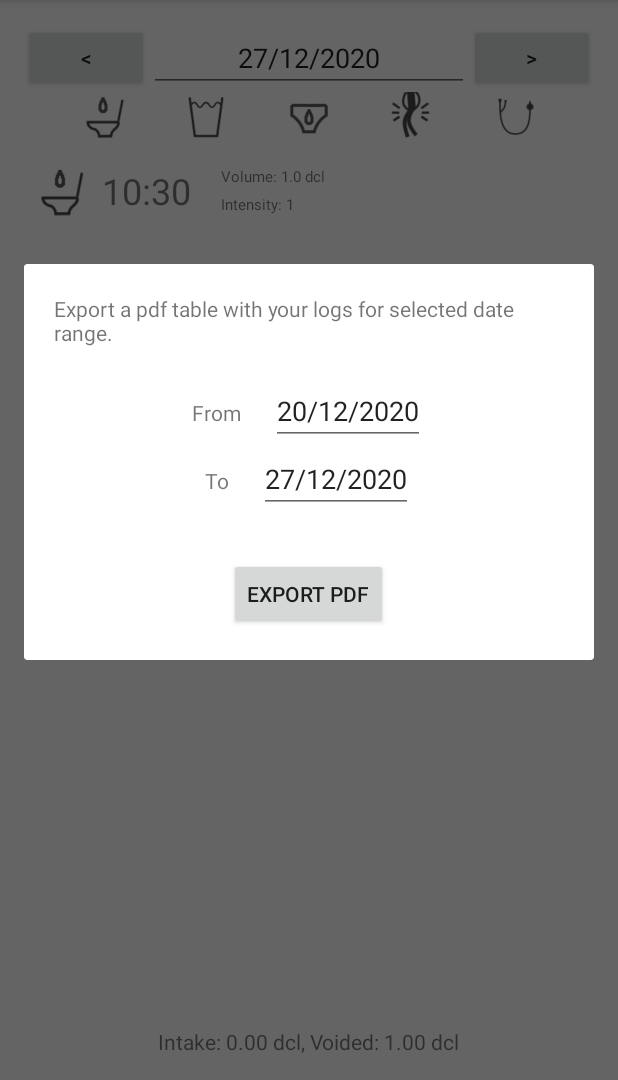
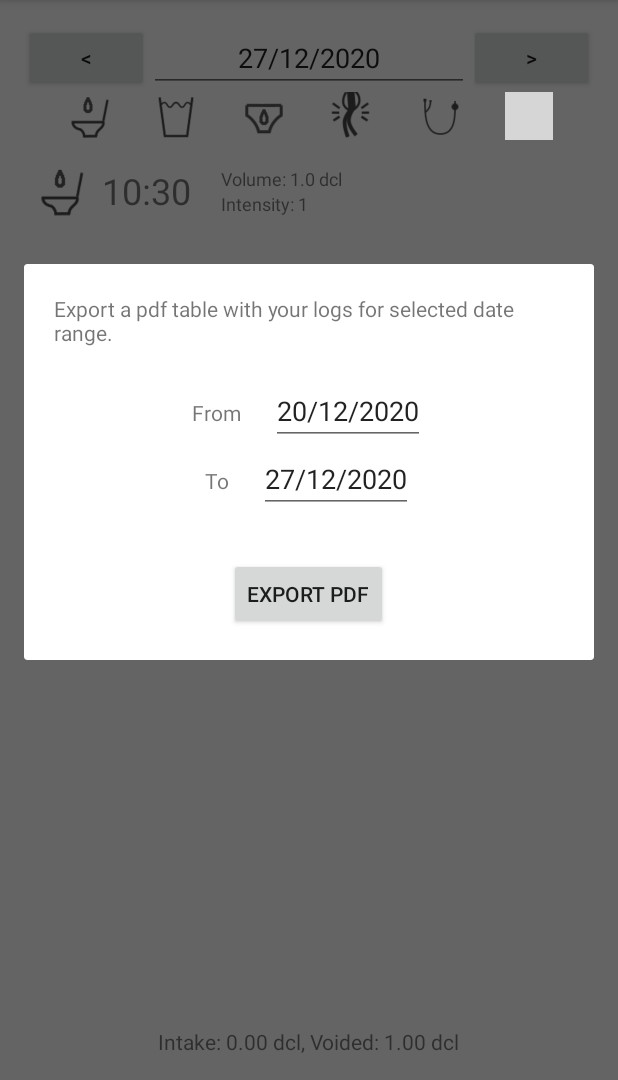
Before and after one commit to kocurvik/UriTrack, an Android app: the fragment PDFDialog placed in its activity, tab 2 chosen, on a phone screen of 412 x 824 dp, the part 156-1236 px from its top. Run offline under Robolectric (Android 15) with nearby library versions, the phone set to English and light mode, and no system bars; libraries missing offline, so code that uses them is left out: com.androidplot.ui, com.androidplot.util, com.androidplot.xy, com.itextpdf.text; 18 statements that could not run were skipped; grey boxes are pictures that could not be loaded.

Commit message:
note event added and working

```diff
--- a/app/src/main/AndroidManifest.xml
+++ b/app/src/main/AndroidManifest.xml
@@ -13,7 +13,7 @@
         <activity
             android:name=".MainActivity"
             android:label="@string/app_name"
-            android:windowSoftInputMode="adjustPan|stateHidden"
+            android:windowSoftInputMode="adjustResize|stateHidden"
             android:theme="@style/AppTheme.NoActionBar">
             <intent-filter>
                 <action android:name="android.intent.action.MAIN" />
--- a/app/src/main/java/com/kocur/tabapp/ImportDialog.java
+++ b/app/src/main/java/com/kocur/tabapp/ImportDialog.java
@@ -1,6 +1,5 @@
 package com.kocur.tabapp;
 
-import android.content.Context;
 import android.content.Intent;
 import android.net.Uri;
 import android.os.Bundle;
@@ -21,7 +20,6 @@ import java.io.FileDescriptor;
 import java.io.FileInputStream;
 import java.io.FileNotFoundException;
 import java.io.FileOutputStream;
-import java.io.OutputStream;
 import java.text.ParseException;
 import java.text.SimpleDateFormat;
 import java.util.ArrayList;
@@ -31,7 +29,7 @@ import java.util.Locale;
 import java.util.zip.ZipEntry;
 import java.util.zip.ZipInputStream;
 
-import static android.app.Activity.RESULT_OK;
+import static android.support.v7.app.AppCompatActivity.RESULT_OK;
 
 /**
  * Created by kocur on 8/26/2017.
--- a/app/src/main/java/com/kocur/tabapp/LogAdapter.java
+++ b/app/src/main/java/com/kocur/tabapp/LogAdapter.java
@@ -5,12 +5,16 @@ package com.kocur.tabapp;
  */
 
 import android.content.Context;
+import android.media.Image;
+import android.text.TextUtils;
 import android.util.AttributeSet;
+import android.view.Gravity;
 import android.view.LayoutInflater;
 import android.view.View;
 import android.view.ViewGroup;
 import android.widget.ArrayAdapter;
 import android.widget.ImageView;
+import android.widget.RelativeLayout;
 import android.widget.Space;
 import android.widget.TextView;
 
@@ -28,7 +32,7 @@ public class LogAdapter extends ArrayAdapter<UriEvent> {
     private ArrayList<UriEvent> list;
     private final TabLog tabLog;
     private CSVManager manager;
-    private ImageView toggleUrinationPic, toggleIntakePic, toggleLeakPic, toggleUrgePic, toggleCatheterPic;
+    private ImageView toggleUrinationPic, toggleIntakePic, toggleLeakPic, toggleUrgePic, toggleCatheterPic, toggleNotePic;
 
     public LogAdapter(Context context, ArrayList<UriEvent> list, TabLog tabLog, CSVManager manager) throws IOException {
         super(context, -1, list);
@@ -86,6 +90,9 @@ public class LogAdapter extends ArrayAdapter<UriEvent> {
             return new Space(context);
 
         if(event.getType().equals("Catheter") && toggleCatheterPic.getAlpha() != 1f)
+            return new Space(context);
+
+        if(event.getType().equals("Note") && toggleNotePic.getAlpha() != 1f)
             return new Space(context);
 
         LayoutInflater inflater = (LayoutInflater) context
@@ -153,6 +160,19 @@ public class LogAdapter extends ArrayAdapter<UriEvent> {
                 textView2.setText("Intensity: " + event.getIntStr());
                 break;
             }
+
+            case "Note":{
+                imageView.setImageResource(R.drawable.note);
+//                textView1.setTextSize(9);
+                textView1.setText("Note: " + event.getNote());
+                textView1.setMaxLines(2);
+                textView1.setEllipsize(TextUtils.TruncateAt.END);
+                textView2.setText("");
+                note.setVisibility(View.INVISIBLE);
+                textComment.setVisibility(View.INVISIBLE);;
+
+                break;
+            }
         }
 
         return logView;
@@ -164,12 +184,14 @@ public class LogAdapter extends ArrayAdapter<UriEvent> {
      * @param toggleIntakePic
      * @param toggleLeakPic
      * @param toggleUrgePic
+     * @param toggleNotePic
      */
-    public void setup(ImageView toggleUrinationPic, ImageView toggleIntakePic, ImageView toggleLeakPic, ImageView toggleUrgePic, ImageView toggleCatheterPic) {
+    public void setup(ImageView toggleUrinationPic, ImageView toggleIntakePic, ImageView toggleLeakPic, ImageView toggleUrgePic, ImageView toggleCatheterPic, ImageView toggleNotePic) {
         this.toggleUrinationPic = toggleUrinationPic;
         this.toggleIntakePic = toggleIntakePic;
         this.toggleLeakPic = toggleLeakPic;
         this.toggleUrgePic = toggleUrgePic;
         this.toggleCatheterPic = toggleCatheterPic;
+        this.toggleNotePic = toggleNotePic;
     }
 }
--- a/app/src/main/java/com/kocur/tabapp/MyOnTabChangedListetener.java
+++ b/app/src/main/java/com/kocur/tabapp/MyOnTabChangedListetener.java
@@ -1,9 +1,7 @@
 package com.kocur.tabapp;
 
 import android.app.Activity;
-import android.app.Fragment;
 import android.support.design.widget.TabLayout;
-import android.support.v4.view.ActionProvider;
 import android.support.v4.view.ViewPager;
 import android.support.v7.app.AppCompatActivity;
 import android.view.inputmethod.InputMethodManager;
--- a/app/src/main/java/com/kocur/tabapp/PDFDialog.java
+++ b/app/src/main/java/com/kocur/tabapp/PDFDialog.java
@@ -53,7 +53,7 @@ public class PDFDialog extends GeneralExportDialog {
                 /*File outputDir = getContext().getCacheDir(); // context being the Activity pointer*/
             File outputFile = File.createTempFile("UriTrackSheet-", ".pdf", filePath);
 
-            Document document = new Document(PageSize.A4, 0, 0, 0, 0);
+            Document document = new Document(PageSize.A4, 0, 0, 50, 50);
             FileOutputStream out = new FileOutputStream(outputFile);
             PdfWriter.getInstance(document, out);
             document.open();
@@ -121,7 +121,8 @@ public class PDFDialog extends GeneralExportDialog {
                 table.addCell(cell);
 
                 table.addCell(e.getType());
-                if (e.getType().equals("Urge")) {
+
+                if (e.getType().equals("Urge") || e.getType().equals("Note")) {
                     cell = new PdfPCell(new Phrase(" "));
                     cell.setHorizontalAlignment(Element.ALIGN_CENTER);
                     cell.setVerticalAlignment(Element.ALIGN_CENTER);
@@ -132,7 +133,7 @@ public class PDFDialog extends GeneralExportDialog {
                     cell.setVerticalAlignment(Element.ALIGN_CENTER);
                     table.addCell(cell);
                 }
-                if (e.getType().equals("Fluid Intake")) {
+                if (e.getType().equals("Fluid Intake") || e.getType().equals("Note")) {
                     cell = new PdfPCell(new Phrase(" "));
                     cell.setHorizontalAlignment(Element.ALIGN_CENTER);
                     cell.setVerticalAlignment(Element.ALIGN_CENTER);
@@ -162,11 +163,12 @@ public class PDFDialog extends GeneralExportDialog {
                     table.addCell(cell);
                 }
                 cell = new PdfPCell(new Phrase(e.getNote()));
-                cell.setHorizontalAlignment(Element.ALIGN_CENTER);
+                cell.setHorizontalAlignment(Element.ALIGN_LEFT);
                 cell.setVerticalAlignment(Element.ALIGN_CENTER);
                 table.addCell(cell);
                 listr--;
                 remaining--;
+
             }
         }
         if (table == null) {
--- a/app/src/main/java/com/kocur/tabapp/TabLog.java
+++ b/app/src/main/java/com/kocur/tabapp/TabLog.java
@@ -4,7 +4,6 @@ import android.content.DialogInterface;
 import android.support.v4.app.Fragment;
 import android.os.Bundle;
 import android.support.v7.app.AlertDialog;
-import android.util.Log;
 import android.view.LayoutInflater;
 import android.view.View;
 import android.view.ViewGroup;
@@ -34,7 +33,7 @@ public class TabLog extends Fragment implements View.OnClickListener, AdapterVie
 
     private EditText dateText;
     private ListView logView;
-    private ImageView toggleUrinationPic, toggleIntakePic, toggleLeakPic, toggleUrgePic, toggleCatheterPic;
+    private ImageView toggleUrinationPic, toggleIntakePic, toggleLeakPic, toggleUrgePic, toggleCatheterPic, toggleNotePic;
     private TextView ioTextView;
 
     @Override
@@ -61,6 +60,7 @@ public class TabLog extends Fragment implements View.OnClickListener, AdapterVie
         toggleLeakPic = (ImageView) rootView.findViewById(R.id.toggleLeakPic);
         toggleUrgePic = (ImageView) rootView.findViewById(R.id.toggleUrgePic);
         toggleCatheterPic = (ImageView) rootView.findViewById(R.id.toggleCatheterPic);
+        toggleNotePic = (ImageView) rootView.findViewById(R.id.toggleNotePic);
 
         ioTextView = (TextView) rootView.findViewById(R.id.ioTextView);
 
@@ -69,6 +69,7 @@ public class TabLog extends Fragment implements View.OnClickListener, AdapterVie
         toggleUrgePic.setOnClickListener(this);
         toggleIntakePic.setOnClickListener(this);
         toggleCatheterPic.setOnClickListener(this);
+        toggleNotePic.setOnClickListener(this);
 
         //this.populate();
 
@@ -109,7 +110,7 @@ public class TabLog extends Fragment implements View.OnClickListener, AdapterVie
             manager.writeList(list);
             //Log.d("I","list loaded");
             LogAdapter adapter = new LogAdapter(getContext(), list,this,manager);
-            adapter.setup(toggleUrinationPic, toggleIntakePic, toggleLeakPic, toggleUrgePic, toggleCatheterPic);
+            adapter.setup(toggleUrinationPic, toggleIntakePic, toggleLeakPic, toggleUrgePic, toggleCatheterPic, toggleNotePic);
             logView.setAdapter(adapter);
             float intake = 0;
             float output = 0;
@@ -217,6 +218,14 @@ public class TabLog extends Fragment implements View.OnClickListener, AdapterVie
                 ((LogAdapter) logView.getAdapter()).notifyDataSetChanged();
                 break;
             }
+            case R.id.toggleNotePic:{
+                if (toggleNotePic.getAlpha() == 1f)
+                    toggleNotePic.setAlpha(0.2f);
+                else
+                    toggleNotePic.setAlpha(1f);
+                ((LogAdapter) logView.getAdapter()).notifyDataSetChanged();
+                break;
+            }
         }
     }
 
@@ -283,7 +292,7 @@ public class TabLog extends Fragment implements View.OnClickListener, AdapterVie
             manager.writeList(list);
             //Log.d("I","list loaded");
             LogAdapter adapter = new LogAdapter(getContext(), list,this,manager);
-            adapter.setup(toggleUrinationPic, toggleIntakePic, toggleLeakPic, toggleUrgePic, toggleCatheterPic);
+            adapter.setup(toggleUrinationPic, toggleIntakePic, toggleLeakPic, toggleUrgePic, toggleCatheterPic, toggleNotePic);
             logView.setAdapter(adapter);
             ((MainActivity) getActivity()).notifyChange(dateText,true);
         } else {
--- a/app/src/main/java/com/kocur/tabapp/TabTrack.java
+++ b/app/src/main/java/com/kocur/tabapp/TabTrack.java
@@ -7,11 +7,13 @@ import android.graphics.Color;
 import android.support.v4.app.Fragment;
 import android.os.Bundle;
 import android.support.v7.app.AlertDialog;
+import android.text.InputType;
 import android.util.Log;
 import android.view.Gravity;
 import android.view.LayoutInflater;
 import android.view.View;
 import android.view.ViewGroup;
+import android.view.inputmethod.EditorInfo;
 import android.widget.AdapterView;
 import android.widget.Button;
 import android.widget.EditText;
@@ -50,6 +52,7 @@ public class TabTrack extends Fragment implements View.OnClickListener, Spinner.
     private TextView drinkText1;
     private TextView intensityText1;
     private TextView unitText;
+    private TextView intensityText2;
 
     @Override
     public View onCreateView(LayoutInflater inflater, ViewGroup container,
@@ -103,6 +106,10 @@ public class TabTrack extends Fragment implements View.OnClickListener, Spinner.
         this.volumeText2 = (TextView) rootView.findViewById(R.id.textVolume2);
         this.drinkText1 = (TextView) rootView.findViewById(R.id.drinkText1);
         this.intensityText1 = (TextView) rootView.findViewById(R.id.intensityText1);
+        this.intensityText2 = (TextView) rootView.findViewById(R.id.textIntensity2);
+
+        noteText.setImeOptions(EditorInfo.IME_ACTION_DONE);
+        noteText.setRawInputType(InputType.TYPE_CLASS_TEXT);
 
         this.rootView = rootView;
 
@@ -293,7 +300,7 @@ public class TabTrack extends Fragment implements View.OnClickListener, Spinner.
         unitText.setText(MainActivity.getVolumeString());
     }
 
-    public enum types {Urination, Intake, Leak, Urge, Catheter};
+    public enum types {Urination, Intake, Leak, Urge, Catheter, Note};
     public enum drinks {Water, Soda, Juice, Coffee, Tea, Beer, Wine, Alcohol, Soup, Fruit, DecafCoffee, DecafTea, Other}
 
     /**
@@ -308,60 +315,33 @@ public class TabTrack extends Fragment implements View.OnClickListener, Spinner.
         Log.d("I", "onItemSelected");
         if(view != null && ((View) view.getParent()).getId() == R.id.typeEdit) {
                 //View rootView = view.getRootView();
-
             //EditText volumeEdit = (EditText) rootView.findViewById(R.id.editTrackVolume);
             /*Button plusButtonVolume = (Button) rootView.findViewById(R.id.minusButtonVolume);
             Button minusButtonVolume = (Button) rootView.findViewById(R.id.plusButtonVolume);*/
 
-            //TODO doesnt work
-            if (position == types.Urge.ordinal()) {
-                volumeText1.setAlpha(0.2f);
-                volumeText2.setAlpha(0.2f);
-                volumeText.setAlpha(0.2f);
-                volumeText.setFocusable(false);
-                volumeText.setFocusableInTouchMode(false);
-                plusButtonVolume.setAlpha(0.2f);
-                minusButtonVolume.setAlpha(0.2f);
-                plusButtonVolume.setClickable(false);
-                minusButtonVolume.setClickable(false);
-            } else {
-                volumeText1.setAlpha(1f);
-                volumeText2.setAlpha(1f);
-                volumeText.setAlpha(1f);
-                plusButtonVolume.setAlpha(1f);
-                minusButtonVolume.setAlpha(1f);
-                volumeText.setFocusable(true);
-                volumeText.setFocusableInTouchMode(true);
-                plusButtonVolume.setClickable(true);
-                minusButtonVolume.setClickable(true);
+            if (position == types.Urination.ordinal() || position == types.Catheter.ordinal() || position == types.Leak.ordinal()) {
+                // Volume enabled
+                EnableVolume();
+                EnableIntensity();
+                DisableDrink();
             }
 
-            if (position != types.Intake.ordinal()){
-                drinkText.setAlpha(0.2f);
-                drinkText1.setAlpha(0.2f);
-                drinkSpinner.setAlpha(0.2f);
-                drinkText.setFocusableInTouchMode(false);
-                drinkText.setFocusable(false);
-                drinkSpinner.setEnabled(false);
-                intensityText.setAlpha(1f);
-                intensityText1.setAlpha(1f);
-                plusButtonIntensity.setAlpha(1f);
-                minusButtonIntensity.setAlpha(1f);
-                plusButtonIntensity.setClickable(true);
-                minusButtonIntensity.setClickable(true);
-            } else {
-                drinkText.setAlpha(1f);
-                drinkText1.setAlpha(1f);
-                drinkText.setFocusableInTouchMode(true);
-                drinkText.setFocusable(true);
-                drinkSpinner.setAlpha(1f);
-                drinkSpinner.setEnabled(true);
-                intensityText.setAlpha(0.2f);
-                intensityText1.setAlpha(0.2f);
-                plusButtonIntensity.setAlpha(0.2f);
-                minusButtonIntensity.setAlpha(0.2f);
-                plusButtonIntensity.setClickable(false);
-                minusButtonIntensity.setClickable(false);
+            if (position == types.Urge.ordinal()) {
+                DisableVolume();
+                EnableIntensity();
+                DisableDrink();
+            }
+
+            if (position == types.Note.ordinal()){
+                DisableVolume();
+                DisableIntensity();
+                DisableDrink();
+            }
+
+            if (position == types.Intake.ordinal()) {
+                DisableIntensity();
+                EnableVolume();
+                EnableDrink();
             }
         }
 
@@ -382,6 +362,72 @@ public class TabTrack extends Fragment implements View.OnClickListener, Spinner.
         }
     }
 
+    private void EnableDrink() {
+        drinkText.setAlpha(1f);
+        drinkText1.setAlpha(1f);
+        drinkText.setFocusableInTouchMode(true);
+        drinkText.setFocusable(true);
+        drinkSpinner.setAlpha(1f);
+        drinkSpinner.setEnabled(true);
+    }
+
+    private void DisableDrink() {
+        drinkText.setAlpha(0.2f);
+        drinkText1.setAlpha(0.2f);
+        drinkSpinner.setAlpha(0.2f);
+        drinkText.setFocusableInTouchMode(false);
+        drinkText.setFocusable(false);
+        drinkSpinner.setEnabled(false);
+    }
+
+    private void DisableVolume() {
+        volumeText1.setAlpha(0.2f);
+        volumeText2.setAlpha(0.2f);
+        volumeText.setAlpha(0.2f);
+        volumeText.setFocusable(false);
+        volumeText.setFocusableInTouchMode(false);
+        plusButtonVolume.setAlpha(0.2f);
+        minusButtonVolume.setAlpha(0.2f);
+        plusButtonVolume.setClickable(false);
+        minusButtonVolume.setClickable(false);
+    }
+
+    private void EnableVolume() {
+        volumeText1.setAlpha(1f);
+        volumeText2.setAlpha(1f);
+        volumeText.setAlpha(1f);
+        plusButtonVolume.setAlpha(1f);
+        minusButtonVolume.setAlpha(1f);
+        volumeText.setFocusable(true);
+        volumeText.setFocusableInTouchMode(true);
+        plusButtonVolume.setClickable(true);
+        minusButtonVolume.setClickable(true);
+    }
+
+    private void EnableIntensity() {
+        intensityText1.setAlpha(1f);
+        intensityText2.setAlpha(1f);
+        intensityText.setAlpha(1f);
+        plusButtonIntensity.setAlpha(1f);
+        minusButtonIntensity.setAlpha(1f);
+        intensityText.setFocusable(true);
+        intensityText.setFocusableInTouchMode(true);
+        plusButtonIntensity.setClickable(true);
+        minusButtonIntensity.setClickable(true);
+    }
+
+    private void DisableIntensity(){
+        intensityText1.setAlpha(0.2f);
+        intensityText2.setAlpha(0.2f);
+        intensityText.setAlpha(0.2f);
+        plusButtonIntensity.setAlpha(0.2f);
+        minusButtonIntensity.setAlpha(0.2f);
+        intensityText.setFocusable(false);
+        intensityText.setFocusableInTouchMode(false);
+        plusButtonIntensity.setClickable(false);
+        minusButtonIntensity.setClickable(false);
+    }
+
     @Override
     public void onNothingSelected(AdapterView<?> parent) {
         //Log.d("I","onNothingSelected");
--- a/app/src/main/java/com/kocur/tabapp/UriEvent.java
+++ b/app/src/main/java/com/kocur/tabapp/UriEvent.java
@@ -112,7 +112,7 @@ class UriEvent {
     public String getIntStr() { return String.format(Locale.US, "%.0f", this.intensity);}
 
     public String getDrink(){
-        if (drinkType != "Other")
+        if (!drinkType.equals("Other"))
             return drinkType;
         else
             return otherDrink;
@@ -148,6 +148,7 @@ class UriEvent {
             case "Leak": return 2;
             case "Urge": return 3;
             case "Catheter": return 4;
+            case "Note": return 5;
             default: return 0;
         }
     }
--- a/app/src/main/res/layout/fragment_log.xml
+++ b/app/src/main/res/layout/fragment_log.xml
@@ -139,6 +139,17 @@
             android:layout_weight="1" >
         </Space>
 
+        <ImageView
+            android:id="@+id/toggleNotePic"
+            android:layout_width="32dp"
+            android:layout_height="32dp"
+            android:src="@drawable/note" />
+
+        <Space
+            android:layout_width="0dp"
+            android:layout_height="1dp"
+            android:layout_weight="1"></Space>
+
     </LinearLayout>
 
     <TextView
--- a/app/src/main/res/layout/log_listviewitem.xml
+++ b/app/src/main/res/layout/log_listviewitem.xml
@@ -1,7 +1,7 @@
 <RelativeLayout xmlns:android="http://schemas.android.com/apk/res/android"
     xmlns:app="http://schemas.android.com/apk/res-auto"
     android:layout_width="fill_parent"
-    android:layout_height="?android:attr/listPreferredItemHeightSmall"
+    android:layout_height="?attr/listPreferredItemHeightSmall"
     android:padding="6dip" >
 
 
@@ -25,38 +25,61 @@
         android:layout_toRightOf="@+id/space6"
         android:layout_toEndOf="@+id/space6" />
 
+    <RelativeLayout
+        android:id="@+id/lines"
+        android:layout_width="wrap_content"
+        android:layout_height="wrap_content"
+        android:layout_below="@+id/space3"
+        android:layout_toRightOf="@+id/space3"
+        android:layout_toEndOf="@+id/space3"
+        android:layout_alignBottom="@+id/logTime"
+        >
+
     <TextView
         android:id="@+id/logLine1"
         android:layout_width="wrap_content"
         android:layout_height="wrap_content"
         android:text="TextView"
-        android:textSize="10sp"
-        android:layout_below="@+id/space3"
-        android:layout_toRightOf="@+id/space3"
-        android:layout_toEndOf="@+id/space3" />
+        android:textSize="12sp" />
 
-    <TextView
-        android:id="@+id/logLine2"
-        android:layout_width="wrap_content"
-        android:layout_height="wrap_content"
-        android:text="TextView"
-        android:textSize="10sp"
-        android:layout_alignBottom="@+id/logTime"
-        android:layout_alignLeft="@+id/logLine1"
-        android:layout_alignStart="@+id/logLine1" />
+        <TextView
+            android:id="@+id/logLine2"
+            android:layout_width="wrap_content"
+            android:layout_height="wrap_content"
+            android:layout_alignStart="@+id/logLine1"
+            android:layout_alignLeft="@+id/logLine1"
+            android:layout_below="@+id/logLine1"
+            android:layout_marginStart="0dp"
+            android:layout_marginLeft="0dp"
+            android:text="TextView"
+            android:maxLength="20"
+            android:ellipsize="end"
+            android:textSize="12sp"
+            android:gravity="left"
+            android:maxLines="1"
+            android:scrollHorizontally="false"/>
+
+    </RelativeLayout>
 
     <TextView
         android:id="@+id/logComment"
         android:layout_width="wrap_content"
         android:layout_height="wrap_content"
-        android:layout_alignParentBottom="true"
+        android:maxLines="2"
+        android:lines="2"
+        android:singleLine="false"
+        android:ellipsize="end"
+        android:scrollHorizontally="false"
+        android:layout_toRightOf="@id/space8"
+        android:layout_below="@+id/logNote"
         android:layout_alignParentEnd="true"
         android:layout_alignParentRight="true"
-        android:layout_below="@+id/logNote"
+        android:layout_alignParentBottom="true"
         android:layout_toLeftOf="@+id/space7"
         android:text="TextView"
         android:textSize="8sp"
-        android:visibility="invisible" />
+        android:visibility="invisible"
+        android:gravity="right" />
 
     <Space
         android:id="@+id/space3"
@@ -82,8 +105,8 @@
         android:layout_width="20dp"
         android:layout_height="wrap_content"
         android:layout_alignTop="@+id/imageView"
-        android:layout_toEndOf="@+id/logLine1"
-        android:layout_toRightOf="@+id/logLine1" />
+        android:layout_toEndOf="@+id/lines"
+        android:layout_toRightOf="@+id/lines" />
 
     <Space
         android:layout_width="10dp"
@@ -93,4 +116,10 @@
         android:layout_toRightOf="@+id/imageView"
         android:id="@+id/space6" />
 
+    <Space
+        android:id="@+id/space8"
+        android:layout_width="8dp"
+        android:layout_height="wrap_content"
+        android:layout_toRightOf="@id/lines"/>
+
 </RelativeLayout>
--- a/app/src/main/res/values-v21/styles.xml
+++ b/app/src/main/res/values-v21/styles.xml
@@ -1,7 +1,7 @@
 <?xml version="1.0" encoding="utf-8"?>
 <resources>
 
-    <style name="AmberMain" parent="android:Theme.Material.Light.DarkActionBar" >
-        <item name="android:colorAccent">@color/accent_material_light_1</item>
+    <style name="AmberMain" parent="Theme.AppCompat.Light.DarkActionBar" >
+        <item name="colorAccent">@color/accent_material_light_1</item>
     </style>
 </resources>
--- a/app/src/main/res/values/strings.xml
+++ b/app/src/main/res/values/strings.xml
@@ -18,6 +18,7 @@
         <item>Leak</item>
         <item>Urge</item>
         <item>Catheter</item>
+        <item>Note</item>>
     </string-array>
 
     <string-array name="analytics_types">
```
Also changed, not shown: app/build.gradle (+5 -5 lines), app/src/main/java/com/kocur/tabapp/EditDialog.java (+115 -54 lines), app/src/main/res/layout/dialog_edit.xml (+5 -3 lines), app/src/main/res/layout/fragment_track.xml (+10 -9 lines), 1 other file.
